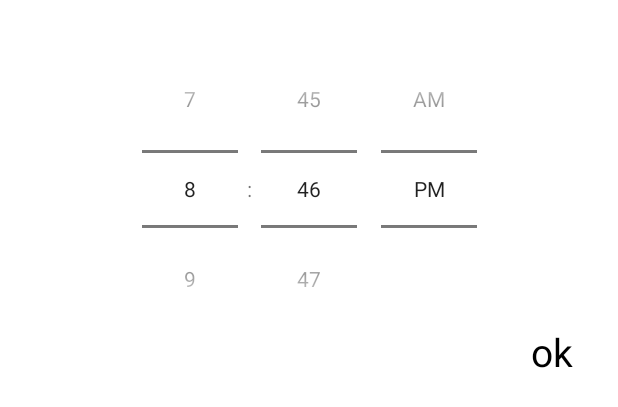
After one commit to SardorSafarov/SmartCarApp, an Android app: the layout dialog_time_picker.xml on its own in the app's theme, with its tools: preview values and no code run, on a phone screen of 412 x 824 dp. The commit adds this screen. Shown: the top 407 px of the screen. Run offline under Robolectric (Android 15) with nearby library versions, the phone set to English and light mode, and no system bars.

Commit message:
date time done

```diff
--- /dev/null
+++ b/app/src/main/res/drawable/ic_baseline_add_24.xml
@@ -0,0 +1,5 @@
+<vector android:height="24dp" android:tint="#000000"
+    android:viewportHeight="24" android:viewportWidth="24"
+    android:width="24dp" xmlns:android="http://schemas.android.com/apk/res/android">
+    <path android:fillColor="@android:color/white" android:pathData="M19,13h-6v6h-2v-6H5v-2h6V5h2v6h6v2z"/>
+</vector>
--- /dev/null
+++ b/app/src/main/res/layout/dialog_time_picker.xml
@@ -0,0 +1,30 @@
+<?xml version="1.0" encoding="utf-8"?>
+<androidx.constraintlayout.widget.ConstraintLayout xmlns:android="http://schemas.android.com/apk/res/android"
+    xmlns:app="http://schemas.android.com/apk/res-auto"
+    android:layout_width="match_parent"
+    android:layout_height="wrap_content">
+
+    <TimePicker
+        android:id="@+id/datePicker1"
+        android:layout_width="wrap_content"
+        android:layout_height="wrap_content"
+        android:layout_marginTop="@dimen/padding_margin_20dp"
+        android:layout_marginBottom="@dimen/padding_margin_40dp"
+        android:timePickerMode="spinner"
+        app:layout_constraintBottom_toBottomOf="parent"
+        app:layout_constraintEnd_toEndOf="parent"
+        app:layout_constraintStart_toStartOf="parent"
+        app:layout_constraintTop_toTopOf="parent" />
+
+    <TextView
+        android:id="@+id/btn_dialog_ok"
+        android:layout_width="wrap_content"
+        android:layout_height="wrap_content"
+        android:layout_marginRight="@dimen/padding_margin_30dp"
+        android:layout_marginBottom="@dimen/padding_margin_20dp"
+        android:text="ok"
+        android:textColor="@color/black"
+        android:textSize="26sp"
+        app:layout_constraintBottom_toBottomOf="parent"
+        app:layout_constraintEnd_toEndOf="parent" />
+</androidx.constraintlayout.widget.ConstraintLayout>
--- a/app/src/main/res/layout/fragment_page_1.xml
+++ b/app/src/main/res/layout/fragment_page_1.xml
@@ -1,5 +1,6 @@
 <?xml version="1.0" encoding="utf-8"?>
-<androidx.appcompat.widget.LinearLayoutCompat xmlns:android="http://schemas.android.com/apk/res/android"
+<androidx.appcompat.widget.LinearLayoutCompat
+    xmlns:android="http://schemas.android.com/apk/res/android"
     xmlns:tools="http://schemas.android.com/tools"
     android:layout_width="match_parent"
     xmlns:app="http://schemas.android.com/apk/res-auto"
--- a/app/src/main/res/layout/fragment_page_2.xml
+++ b/app/src/main/res/layout/fragment_page_2.xml
@@ -39,6 +39,7 @@
         </com.google.android.material.card.MaterialCardView>
 
         <com.google.android.material.card.MaterialCardView
+            android:id="@+id/btn_car_mator_off"
             android:layout_width="75dp"
             android:layout_height="75dp"
             android:layout_marginHorizontal="@dimen/padding_margin_40dp"
@@ -60,6 +61,7 @@
         </com.google.android.material.card.MaterialCardView>
 
         <com.google.android.material.card.MaterialCardView
+            android:id="@+id/btn_car_signal"
             android:layout_width="75dp"
             android:layout_height="75dp"
             app:cardCornerRadius="100dp"
```
Also changed, not shown: app/src/main/AndroidManifest.xml (+10 -3 lines), app/src/main/java/com/example/zamin/smartcarapp/MainActivity.kt (+4 -31 lines), app/src/main/java/com/example/zamin/smartcarapp/fragment/Page1Fragment.kt (+63 -11 lines), app/src/main/java/com/example/zamin/smartcarapp/settings/SettingsActivity.kt (added, +73 -0 lines), app/src/main/res/drawable/ic_round_drag_handle_24.xml (added, +10 -0 lines), app/src/main/res/layout/activity_main.xml (+19 -26 lines), app/src/main/res/layout/activity_settings.xml (added, +68 -0 lines).
